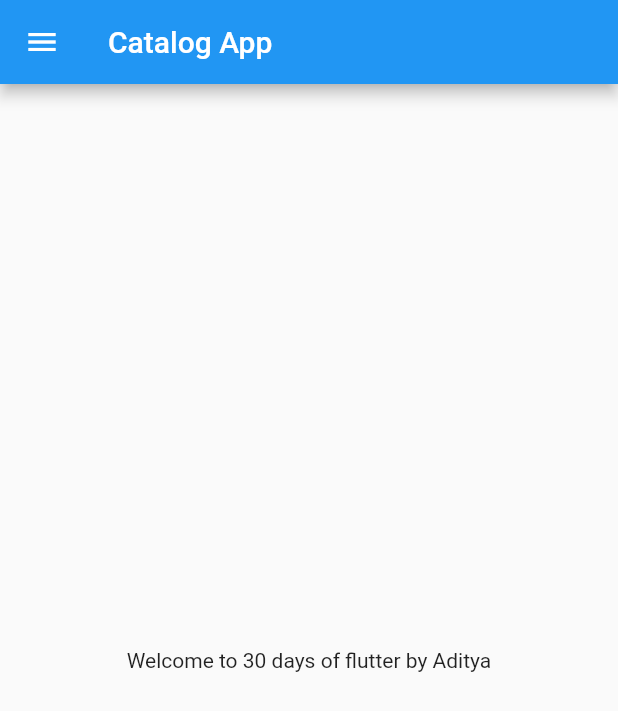
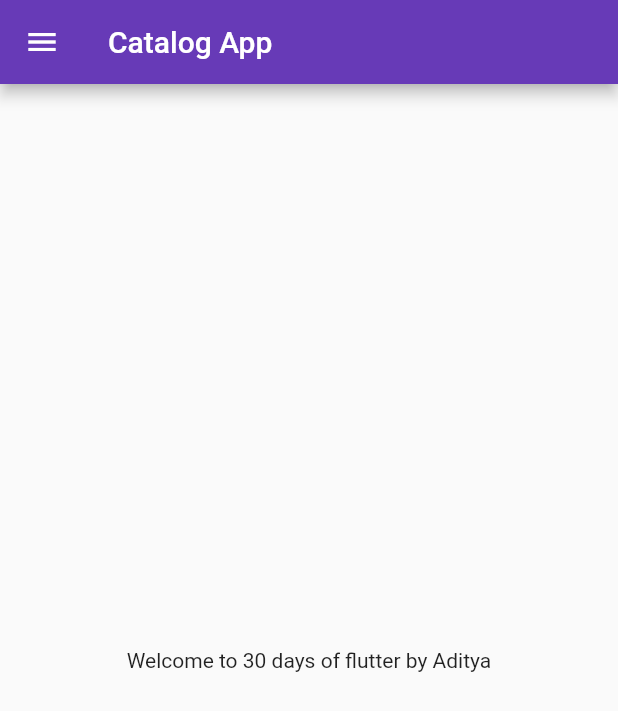
Before and after one commit to Adityasinghpatna/30DaysOfFlutter, a Flutter app: the screen it shows after launch, on a phone screen of 412 x 824 dp. Shown: the top 711 px of the screen. Run offline on Flutter 3.47's test engine with Material 2 defaults, Android fonts, the phone set to English and light mode, and no system bars.

Commit message:
Day 2 Completed

```diff
--- a/lib/main.dart
+++ b/lib/main.dart
@@ -1,5 +1,6 @@
 import 'package:flutter/material.dart';
-import 'package:flutter_application_1/home_page.dart';
+import 'package:flutter_application_1/pages/home_page.dart';
+import 'package:flutter_application_1/pages/login%20page.dart';
 
 void main() {
   runApp(MyApp());
@@ -7,15 +8,22 @@ void main() {
 
 
 class MyApp extends StatelessWidget {
-  const MyApp({Key? key}) : super(key: key);
-
   @override
   Widget build(BuildContext context) {
-
-
     return MaterialApp(
-      home: HomePage(
-
-       ),);
+    themeMode: ThemeMode.light,
+      theme: ThemeData(
+        primarySwatch: Colors.deepPurple
+      ),
+      darkTheme: ThemeData(
+        brightness: Brightness.dark,
+        ),
+        initialRoute: "/home",
+        routes: {
+          "/":(context) => LoginPage(),
+          "/home":(context) => HomePage(),
+       "/login" :(context) => LoginPage()
+        } ,
+      );
   }
 }
```
Also changed, not shown: lib/pages/login page.dart (added, +17 -0 lines), lib/pages/home_page.dart (renamed from lib/home_page.dart).
